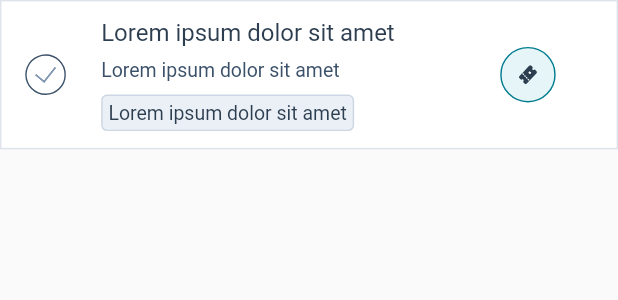
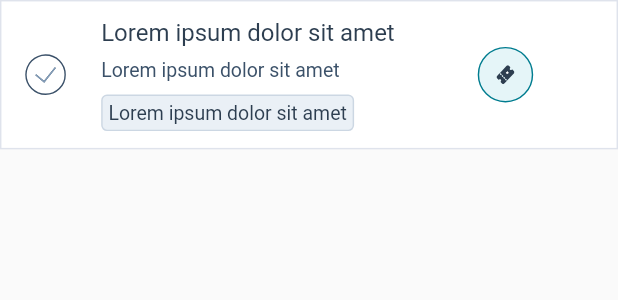
Before and after one commit to patelmihir68/dhi-hbs, a Flutter app: the ListcheckmarkItemWidget widget shown alone on an empty page, opened directly with empty values, on a phone screen of 412 x 824 dp. Shown: the top 300 px of the screen. Run offline on Flutter 3.47's test engine with Material 2 defaults, Android fonts, the phone set to English and light mode, and no system bars; our stand-ins replace cached_network_image, connectivity_plus, flutter_svg, fluttertoast, get, shared_preferences; missing offline and left inert: connectivity_plus_web, shared_preferences_web; accounts and stored records are empty; network calls fail; Roboto replaces fonts that are missing (Avenir Next LT Pro).

Commit message:
Update listcheckmark_item_widget.dart

```diff
--- a/lib/presentation/home_screen/widgets/listcheckmark_item_widget.dart
+++ b/lib/presentation/home_screen/widgets/listcheckmark_item_widget.dart
@@ -49,7 +49,7 @@ class ListcheckmarkItemWidget extends StatelessWidget {
                   ),
                 ),
                 Container(
-                  width: 266,
+                  width: 251,
                   margin: getMargin(
                     left: 24,
                   ),
```
